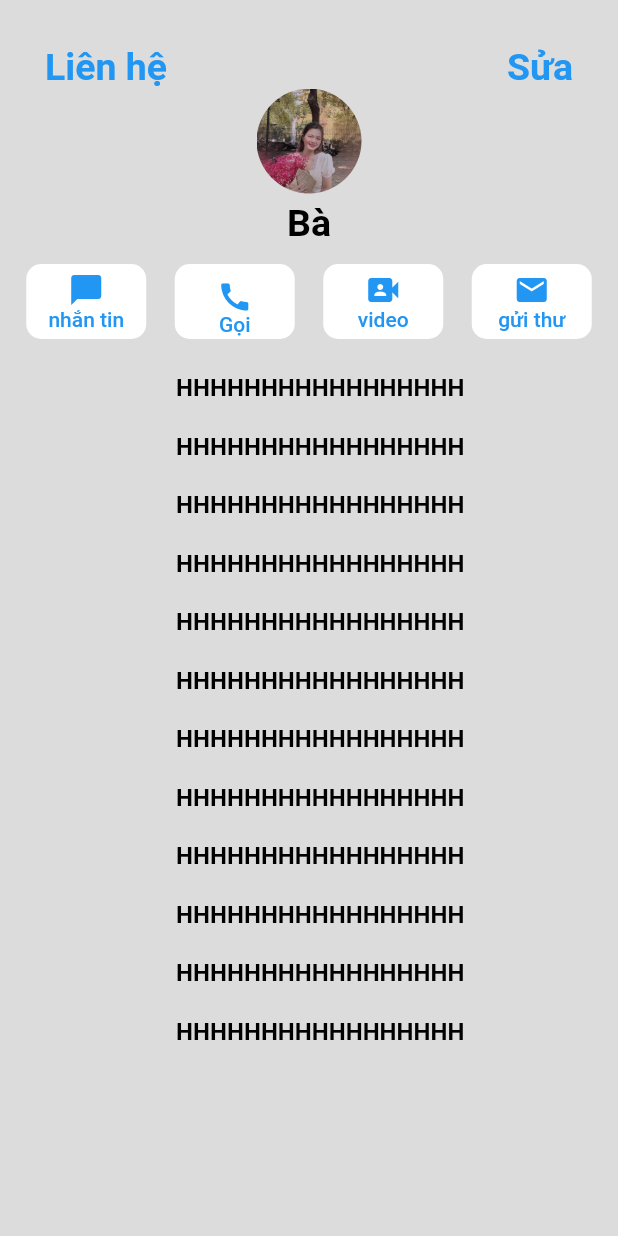
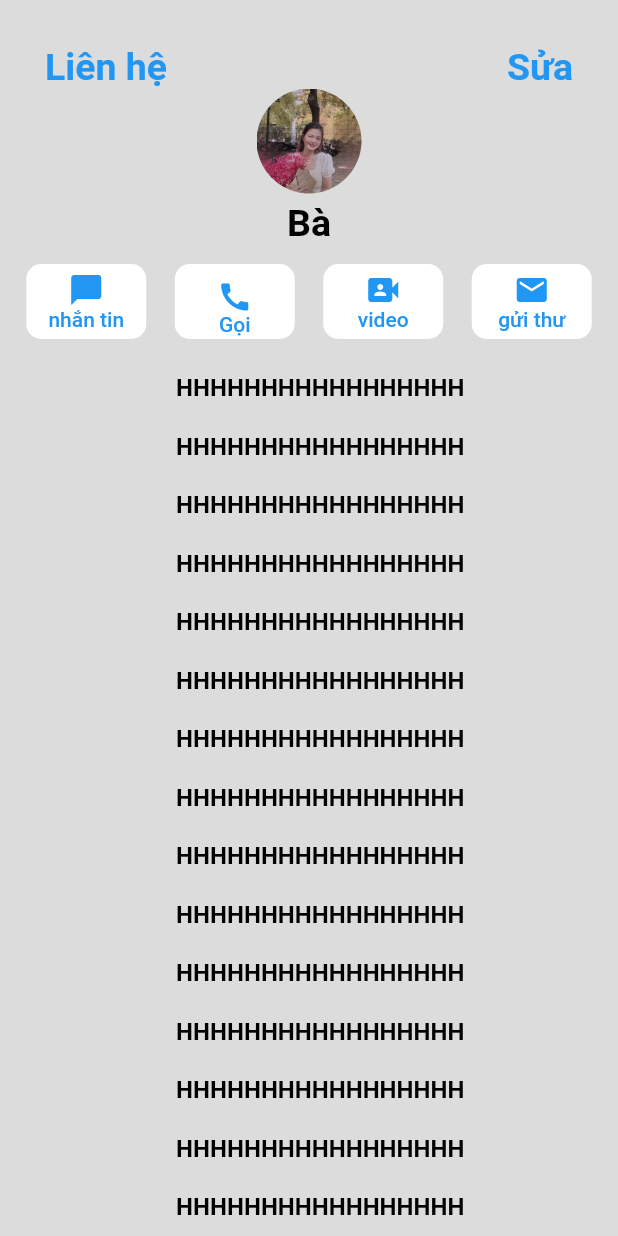
Before and after one commit to Ha1972000/listphone, a Flutter app: the Second screen opened directly, on a phone screen of 412 x 824 dp. Run offline on Flutter 3.47's test engine with Material 2 defaults, Android fonts, the phone set to English and light mode, and no system bars; our stand-ins replace easy_localization, image_picker, permission_handler, sticky_headers.

Commit message:
Commit for review

```diff
--- a/lib/view/second.dart
+++ b/lib/view/second.dart
@@ -205,6 +205,65 @@ class Second extends StatelessWidget {
                         ),
                       ),
                       Padding(
+                        padding: const EdgeInsets.only(
+                            top: 15, left: 15, bottom: 5),
+                        child: Text(
+                          "HHHHHHHHHHHHHHHHH",
+                          style: TextStyle(
+                            fontWeight: FontWeight.w700,
+                            fontSize: 16,
+                            color: Colors.black,
+                          ),
+                        ),
+                      ),
+                      Padding(
+                        padding: const EdgeInsets.only(
+                            top: 15, left: 15, bottom: 5),
+                        child: Text(
+                          "HHHHHHHHHHHHHHHHH",
+                          style: TextStyle(
+                            fontWeight: FontWeight.w700,
+                            fontSize: 16,
+                            color: Colors.black,
+                          ),
+                        ),
+                      ),
+                      Padding(
+                        padding: const EdgeInsets.only(
+                            top: 15, left: 15, bottom: 5),
+                        child: Text(
+                          "HHHHHHHHHHHHHHHHH",
+                          style: TextStyle(
+                            fontWeight: FontWeight.w700,
+                            fontSize: 16,
+                            color: Colors.black,
+                          ),
+                        ),
+                      ),
+                      Padding(
+                        padding: const EdgeInsets.only(
+                            top: 15, left: 15, bottom: 5),
+                        child: Text(
+                          "HHHHHHHHHHHHHHHHH",
+                          style: TextStyle(
+                            fontWeight: FontWeight.w700,
+                            fontSize: 16,
+                            color: Colors.black,
+                          ),
+                        ),
+                      ),
+                      Padding(
+                        padding: const EdgeInsets.only(
+                            top: 15, left: 15, bottom: 5),
+                        child: Text(
+                          "HHHHHHHHHHHHHHHHH",
+                          style: TextStyle(
+                            fontWeight: FontWeight.w700,
+                            fontSize: 16,
+                            color: Colors.black,
+                          ),
+                        ),
+                      ),  Padding(
                         padding: const EdgeInsets.only(
                             top: 15, left: 15, bottom: 5),
                         child: Text(
```
